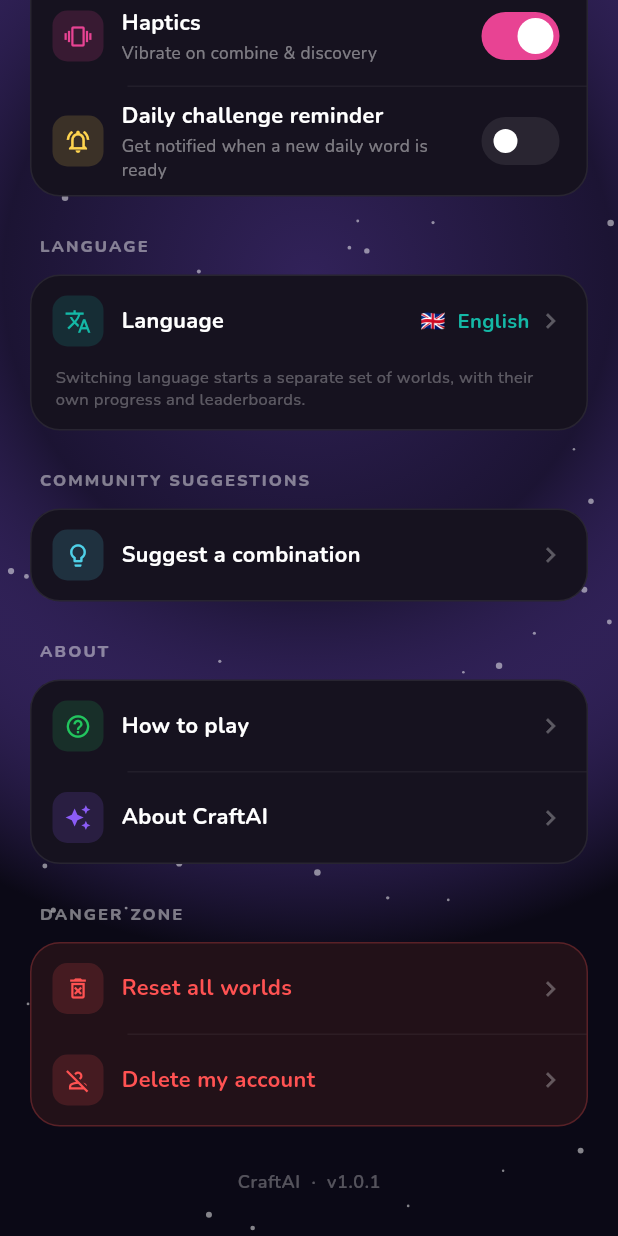
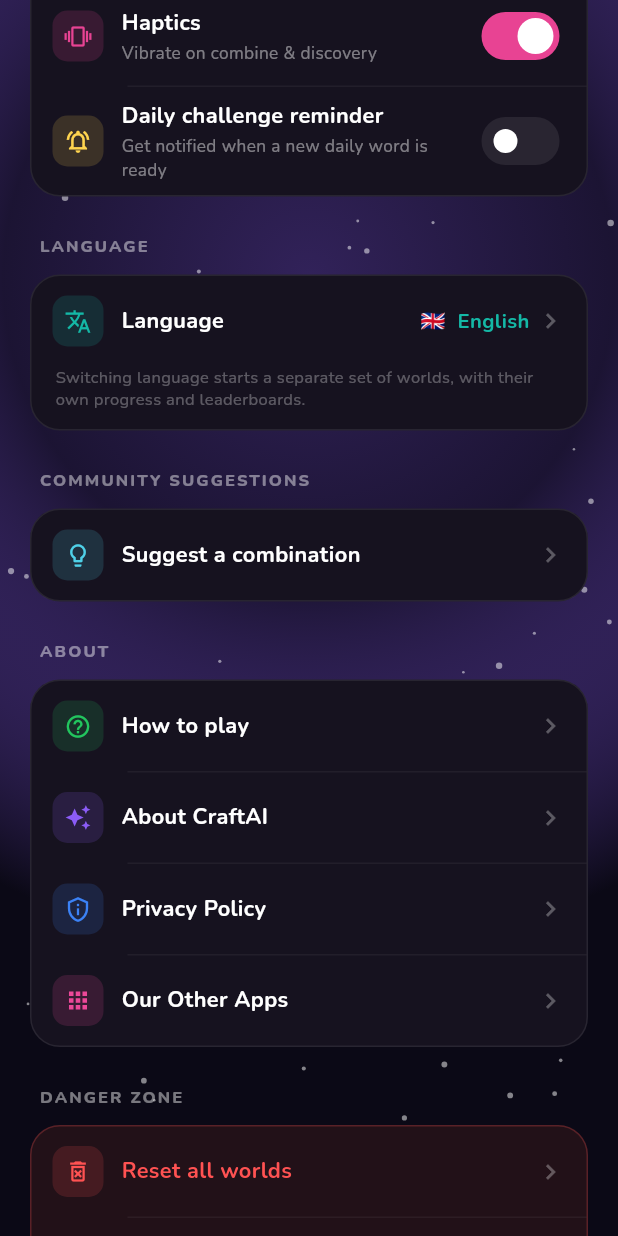
Before and after one commit to ErtugrulGulmez00/CraftAI_AlchemyX, a Flutter app: the SettingsView widget shown alone on an empty page, opened directly, scrolled down 290 dp, on a phone screen of 412 x 824 dp. Run offline on Flutter 3.47's test engine with Material 3 defaults, Android fonts, the phone set to English and light mode, and no system bars; our stand-ins replace audioplayers, flutter_local_notifications, flutter_svg, hive, hive_flutter, lottie and 4 more; accounts and stored records are empty; network calls fail.

Commit message:
Add Privacy Policy and Other Apps links, configure predictive back gesture, clean superozet

```diff
--- a/lib/core/localization/app_strings.dart
+++ b/lib/core/localization/app_strings.dart
@@ -166,6 +166,8 @@ class AppStringsData {
     required this.deleteConfirmAction,
     required this.accountDeleted,
     required this.accountDeleteFailed,
+    required this.privacyPolicy,
+    required this.otherApps,
   });
 
   // Login
@@ -362,6 +364,10 @@ class AppStringsData {
   final String deleteConfirmAction;
   final String accountDeleted;
   final String accountDeleteFailed;
+
+  // New fields for settings links
+  final String privacyPolicy;
+  final String otherApps;
 }
 
 final _en = AppStringsData(
@@ -544,6 +550,8 @@ final _en = AppStringsData(
   deleteConfirmAction: 'Delete',
   accountDeleted: 'Your account has been deleted.',
   accountDeleteFailed: 'Account deletion failed — please try again.',
+  privacyPolicy: 'Privacy Policy',
+  otherApps: 'Our Other Apps',
 );
 
 final _tr = AppStringsData(
@@ -730,6 +738,8 @@ final _tr = AppStringsData(
   deleteConfirmAction: 'Sil',
   accountDeleted: 'Hesabın silindi.',
   accountDeleteFailed: 'Hesap silinemedi — lütfen tekrar dene.',
+  privacyPolicy: 'Gizlilik Politikası',
+  otherApps: 'Diğer Uygulamalarımız',
 );
 
 final _de = AppStringsData(
@@ -920,6 +930,8 @@ final _de = AppStringsData(
   deleteConfirmAction: 'Löschen',
   accountDeleted: 'Dein Konto wurde gelöscht.',
   accountDeleteFailed: 'Kontolöschung fehlgeschlagen — bitte erneut versuchen.',
+  privacyPolicy: 'Datenschutzerklärung',
+  otherApps: 'Unsere anderen Apps',
 );
 
 final _es = AppStringsData(
@@ -1111,6 +1123,8 @@ final _es = AppStringsData(
   deleteConfirmAction: 'Eliminar',
   accountDeleted: 'Tu cuenta ha sido eliminada.',
   accountDeleteFailed: 'No se pudo eliminar la cuenta — inténtalo de nuevo.',
+  privacyPolicy: 'Política de privacidad',
+  otherApps: 'Nuestras otras aplicaciones',
 );
 
 final _pt = AppStringsData(
@@ -1297,6 +1311,8 @@ final _pt = AppStringsData(
   deleteConfirmAction: 'Excluir',
   accountDeleted: 'Sua conta foi excluída.',
   accountDeleteFailed: 'Falha ao excluir a conta — tente novamente.',
+  privacyPolicy: 'Política de privacidade',
+  otherApps: 'Nossos outros aplicativos',
 );
 
 /// Returns the string set for [language]. See [AppStringsData].
--- a/lib/views/settings_view.dart
+++ b/lib/views/settings_view.dart
@@ -1,6 +1,7 @@
 import 'package:flutter/material.dart';
 import 'package:flutter_svg/flutter_svg.dart';
 import 'package:provider/provider.dart';
+import 'package:url_launcher/url_launcher.dart';
 
 import '../core/constants/app_constants.dart';
 import '../core/constants/game_language.dart';
@@ -66,6 +67,27 @@ class _SettingsViewState extends State<SettingsView>
     } else {
       await NotificationService.disableDailyReminder();
       await settings.setDailyReminder(false);
+    }
+  }
+
+  Future<void> _launchURL(String urlString) async {
+    final uri = Uri.parse(urlString);
+    try {
+      if (await canLaunchUrl(uri)) {
+        await launchUrl(uri, mode: LaunchMode.externalApplication);
+      } else {
+        if (mounted) {
+          ScaffoldMessenger.of(context).showSnackBar(
+            SnackBar(content: Text('Could not launch: $urlString')),
+          );
+        }
+      }
+    } catch (_) {
+      if (mounted) {
+        ScaffoldMessenger.of(context).showSnackBar(
+          const SnackBar(content: Text('Error launching link')),
+        );
+      }
     }
   }
 
@@ -212,6 +234,18 @@ class _SettingsViewState extends State<SettingsView>
                   title: t.aboutCraftAI,
                   accent: const Color(0xFF8B5CF6),
                   onTap: () => _showAbout(context, t),
+                ),
+                _NavRow(
+                  icon: Icons.privacy_tip_outlined,
+                  title: t.privacyPolicy,
+                  accent: const Color(0xFF3B82F6),
+                  onTap: () => _launchURL('https://ertugrulgulmez00.github.io/-craftai-legal/'),
+                ),
+                _NavRow(
+                  icon: Icons.apps,
+                  title: t.otherApps,
+                  accent: const Color(0xFFEC4899),
+                  onTap: () => _launchURL('https://play.google.com/store/apps/details?id=com.kitapayraciadana.ritim5'),
                 ),
               ],
             ),
--- a/pubspec.yaml
+++ b/pubspec.yaml
@@ -45,6 +45,7 @@ dependencies:
   hive: ^2.2.3
   hive_flutter: ^1.1.0
   path_provider: ^2.1.4
+  url_launcher: ^6.3.0
 
   # Sound effects
   audioplayers: ^6.1.0
```
Also changed, not shown: pubspec.lock, 2 other files.
